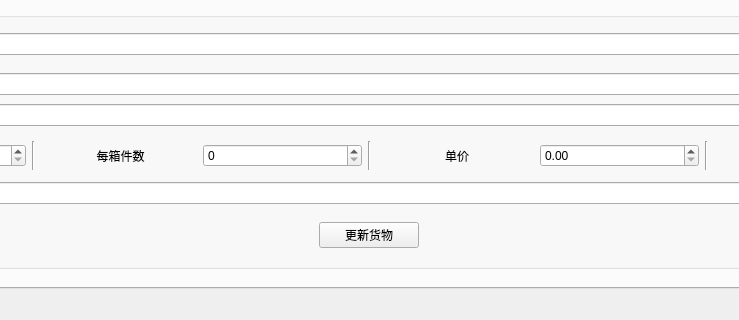
This is CompanyStroageManagement/mainwindow.ui in linxinwNeo/CompanyStroageManagement as Qt 5 draws it before an edit; both pictures show x 343 to 1082 and y 390 to 710 of the 1425 by 710 pixel window. The edited form follows.
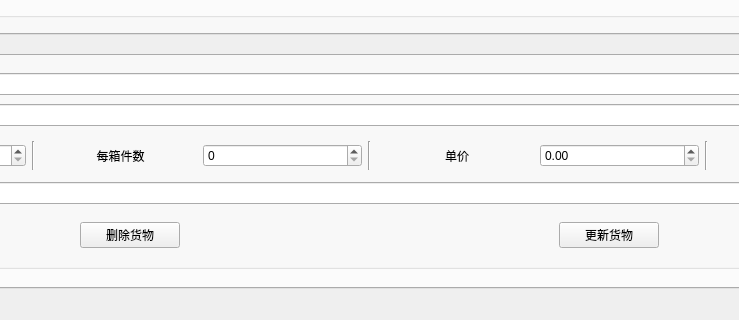
This is the edited form.

```diff
--- a/CompanyStroageManagement/mainwindow.ui
+++ b/CompanyStroageManagement/mainwindow.ui
@@ -192,7 +192,7 @@
                     <item>
                      <widget class="QLineEdit" name="selected_model_MODELCODE_LE">
                       <property name="enabled">
-                       <bool>true</bool>
+                       <bool>false</bool>
                       </property>
                       <property name="readOnly">
                        <bool>true</bool>
@@ -531,6 +531,19 @@
               <item>
                <widget class="QWidget" name="widget_15" native="true">
                 <layout class="QHBoxLayout" name="horizontalLayout_11">
+                 <item>
+                  <widget class="QPushButton" name="delete_model_btn">
+                   <property name="maximumSize">
+                    <size>
+                     <width>100</width>
+                     <height>16777215</height>
+                    </size>
+                   </property>
+                   <property name="text">
+                    <string>删除货物</string>
+                   </property>
+                  </widget>
+                 </item>
                  <item>
                   <widget class="QPushButton" name="update_selected_model_btn">
                    <property name="maximumSize">
```
